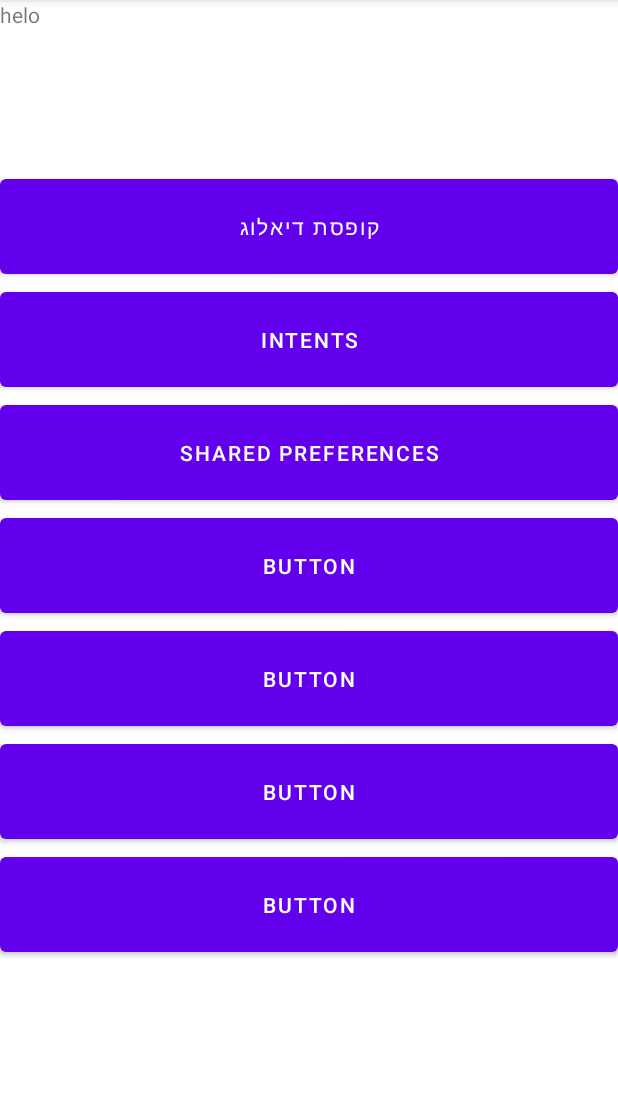
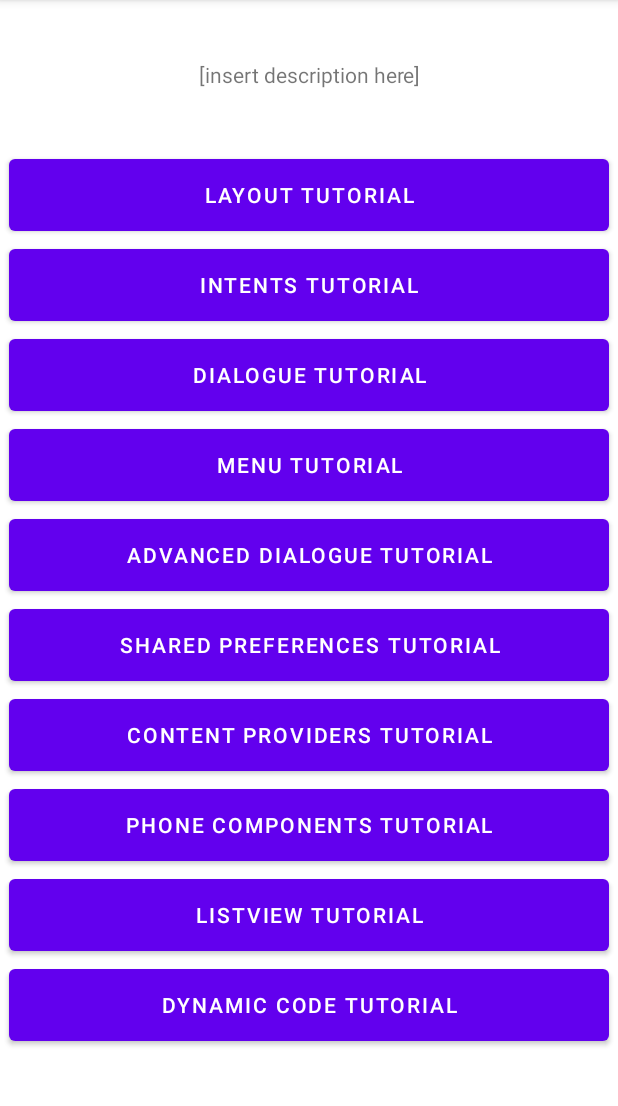
Before and after one commit to TomAndAtaiCoding/TeachAndroid, an Android app: the MainActivity screen opened directly, with no data from a screen before it, on a phone screen of 412 x 824 dp, the part 84-1190 px from its top. Run offline under Robolectric (Android 15) with nearby library versions, the phone set to English and light mode, and no system bars.

Commit message:
feat(layout): start building main activity
- Added buttons for each activity in the main activity
- Added string resources for each button in the main activity to the strings file.

```diff
--- a/app/src/main/res/layout/activity_main.xml
+++ b/app/src/main/res/layout/activity_main.xml
@@ -10,49 +10,88 @@
     <TextView
         android:id="@+id/textViewMain"
         android:layout_width="match_parent"
-        android:layout_height="113dp"
-        android:text="@string/textViewMain_text" />
+        android:layout_height="100dp"
+        android:text="@string/textViewMain_text"
+        android:gravity="center" />
+
+    <Button
+        android:id="@+id/layoutRedirect"
+        android:layout_width="match_parent"
+        android:layout_height="60dp"
+        android:insetLeft="6dp"
+        android:insetRight="6dp"
+        android:text="@string/layoutRedirect_text" />
+
+    <Button
+        android:id="@+id/intentRedirect"
+        android:layout_width="match_parent"
+        android:layout_height="60dp"
+        android:insetLeft="6dp"
+        android:insetRight="6dp"
+        android:text="@string/intentRedirect_text" />
 
     <Button
         android:id="@+id/dialogueRedirect"
         android:layout_width="match_parent"
-        android:layout_height="75dp"
+        android:layout_height="60dp"
+        android:insetLeft="6dp"
+        android:insetRight="6dp"
         android:text="@string/dialogueRedirect_text" />
 
     <Button
-        android:id="@+id/intentRedirect"
+        android:id="@+id/menuRedirect"
         android:layout_width="match_parent"
-        android:layout_height="75dp"
-        android:text="@string/intentRedirect_text" />
+        android:layout_height="60dp"
+        android:insetLeft="6dp"
+        android:insetRight="6dp"
+        android:text="@string/menuRedirect_text" />
+
+    <Button
+        android:id="@+id/advancedDialogueRedirect"
+        android:layout_width="match_parent"
+        android:layout_height="60dp"
+        android:insetLeft="6dp"
+        android:insetRight="6dp"
+        android:text="@string/advancedDialogueRedirect_text" />
 
     <Button
         android:id="@+id/sharedPreferencesRedirect"
         android:layout_width="match_parent"
-        android:layout_height="75dp"
+        android:layout_height="60dp"
+        android:insetLeft="6dp"
+        android:insetRight="6dp"
         android:text="@string/sharedPreferencesRedirect_text" />
 
     <Button
-        android:id="@+id/button14"
+        android:id="@+id/contentProvidersRedirect"
         android:layout_width="match_parent"
-        android:layout_height="75dp"
-        android:text="Button" />
+        android:layout_height="60dp"
+        android:insetLeft="6dp"
+        android:insetRight="6dp"
+        android:text="@string/contentProvidersRedirect_text" />
 
     <Button
-        android:id="@+id/button15"
+        android:id="@+id/phoneComponentsRedirect"
         android:layout_width="match_parent"
-        android:layout_height="75dp"
-        android:text="Button" />
+        android:layout_height="60dp"
+        android:insetLeft="6dp"
+        android:insetRight="6dp"
+        android:text="@string/phoneComponentsRedirect_text" />
 
     <Button
-        android:id="@+id/button16"
+        android:id="@+id/listViewRedirect"
         android:layout_width="match_parent"
-        android:layout_height="75dp"
-        android:text="Button" />
+        android:layout_height="60dp"
+        android:insetLeft="6dp"
+        android:insetRight="6dp"
+        android:text="@string/listViewRedirect_text" />
 
     <Button
-        android:id="@+id/button17"
+        android:id="@+id/dynamicCodeRedirect"
         android:layout_width="match_parent"
-        android:layout_height="75dp"
-        android:text="Button" />
+        android:layout_height="60dp"
+        android:insetLeft="6dp"
+        android:insetRight="6dp"
+        android:text="@string/dynamicCodeRedirect_text" />
 
 </LinearLayout>
--- a/app/src/main/res/values/strings.xml
+++ b/app/src/main/res/values/strings.xml
@@ -6,8 +6,15 @@
     values-round/strings.xml for round devices.
     -->
     <string name="hello_world">Hello Square World!</string>
-    <string name="textViewMain_text">helo</string> <!-- text shown at the start of the application, in the main menu. -->
-    <string name="dialogueRedirect_text">קופסת דיאלוג</string>
-    <string name="intentRedirect_text">intents</string>
-    <string name="sharedPreferencesRedirect_text">shared preferences</string>
+    <string name="textViewMain_text">[insert description here]</string> <!-- text shown at the start of the application, in the main menu. -->
+    <string name="layoutRedirect_text">layout tutorial</string>
+    <string name="intentRedirect_text">intents tutorial</string>
+    <string name="dialogueRedirect_text">dialogue tutorial </string>
+    <string name="menuRedirect_text">menu tutorial</string>
+    <string name="advancedDialogueRedirect_text">advanced dialogue tutorial</string>
+    <string name="sharedPreferencesRedirect_text">shared preferences tutorial</string>
+    <string name="contentProvidersRedirect_text">content providers tutorial</string>
+    <string name="phoneComponentsRedirect_text">phone components tutorial</string>
+    <string name="listViewRedirect_text">listview tutorial</string>
+    <string name="dynamicCodeRedirect_text">dynamic code tutorial</string>
 </resources>
```
